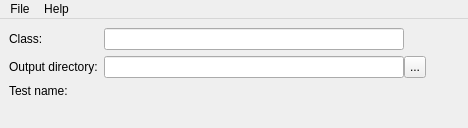
The window that tools/dtkTestGenerator/dtkTestGeneratorMainWindow.ui (drescherjm/dtk) describes before a commit, drawn with Qt 5.
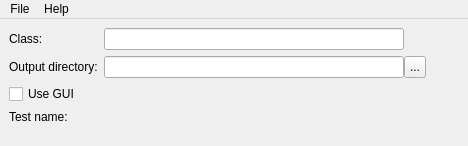
The same window after the commit.

Commit message: add gui/no gui option to the dtkTestGenerator

Patch:
```diff
--- a/tools/dtkTestGenerator/dtkTestGeneratorMainWindow.ui
+++ b/tools/dtkTestGenerator/dtkTestGeneratorMainWindow.ui
@@ -7,7 +7,7 @@
     <x>0</x>
     <y>0</y>
     <width>468</width>
-    <height>128</height>
+    <height>146</height>
    </rect>
   </property>
   <property name="sizePolicy">
@@ -96,14 +96,14 @@
       </item>
      </layout>
     </item>
-    <item row="2" column="0">
+    <item row="3" column="0">
      <widget class="QLabel" name="outputTestLabel">
       <property name="text">
        <string>Test name:</string>
       </property>
      </widget>
     </item>
-    <item row="2" column="1">
+    <item row="3" column="1">
      <widget class="QLabel" name="outputNameLabel">
       <property name="sizePolicy">
        <sizepolicy hsizetype="Fixed" vsizetype="Preferred">
@@ -134,6 +134,13 @@
       </property>
      </widget>
     </item>
+    <item row="2" column="0">
+     <widget class="QCheckBox" name="useGuiCheckBox">
+      <property name="text">
+       <string>Use GUI</string>
+      </property>
+     </widget>
+    </item>
    </layout>
   </widget>
   <widget class="QMenuBar" name="menubar">
```
Left out of the diff: 4 changed lines with no effect on the pictures. The commit also changes 4 other files.
